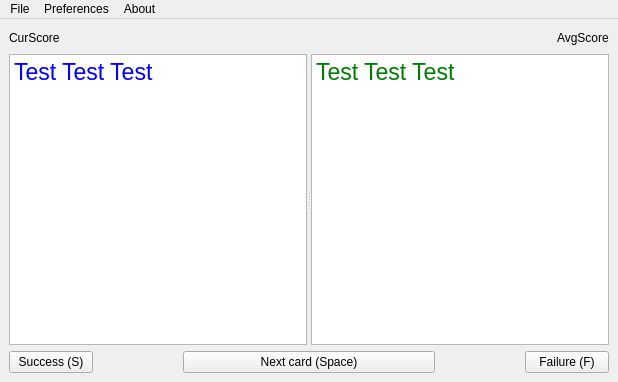
The window that MainScr.ui (RedaZamZam/iFlashcards) describes before a commit, drawn with Qt 5.
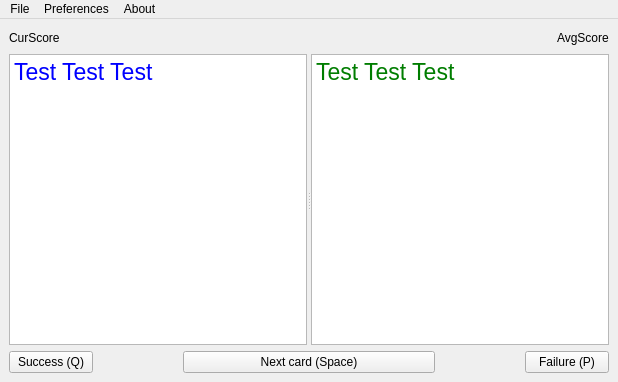
The same window after the commit.

Commit message: Переназначил shorcut'ы на Success и Failure

Diff of the .ui file:
```diff
--- a/MainScr.ui
+++ b/MainScr.ui
@@ -192,7 +192,7 @@
          <string/>
         </property>
         <property name="text">
-         <string>Success (S)</string>
+         <string>Success (Q)</string>
         </property>
         <property name="shortcut">
          <string>S</string>
@@ -250,7 +250,7 @@
          <string/>
         </property>
         <property name="text">
-         <string>Failure (F)</string>
+         <string>Failure (P)</string>
         </property>
         <property name="shortcut">
          <string>F</string>
```
Left out of the diff: 4 changed lines with no effect on the pictures.
